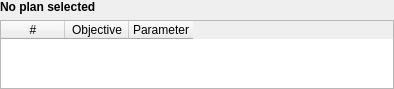
The window that ExternalBeamPlanning/Widgets/UI/qMRMLObjectivesTableWidget.ui (SlicerRt/SlicerRT) describes before a commit, drawn with Qt 5.
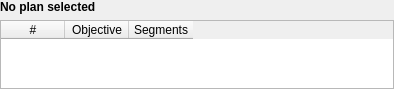
The same window after the commit.

Commit message: Adjust height of objectivesTable row to number of segments & delete entire table on changing optimizer

```diff
--- a/ExternalBeamPlanning/Widgets/UI/qMRMLObjectivesTableWidget.ui
+++ b/ExternalBeamPlanning/Widgets/UI/qMRMLObjectivesTableWidget.ui
@@ -104,7 +104,7 @@
      </column>
      <column>
       <property name="text">
-       <string>Parameter</string>
+       <string>Segments</string>
       </property>
       <property name="toolTip">
        <string>Some Text</string>
```
Left out of the diff: 7 changed lines with no effect on the pictures. The commit also changes 3 other files.
